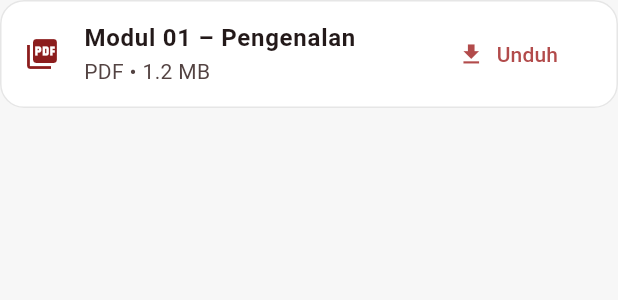
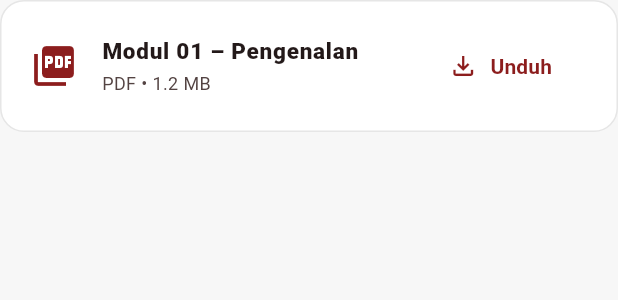
Before and after one commit to ashrof360/Tugas-aplikasi-LMS, a Flutter app: the DownloadTile widget shown alone on an empty page, opened directly with sample values from the repository, on a phone screen of 412 x 824 dp. Shown: the top 300 px of the screen. Run offline on Flutter 3.47's test engine with Material 3 defaults, Android fonts, the phone set to English and light mode, and no system bars; network calls fail.

```diff
--- a/lib/data/mock_data.dart
+++ b/lib/data/mock_data.dart
@@ -8,7 +8,7 @@ import '../models/course_work.dart';
 import '../models/quiz_question.dart';
 
 class MockData {
-  static const String userName = 'DANDY CANDRA PRATAMA';
+  static const String userName = 'MOCH. ASHROFUL MALIK';
   static const String userRole = 'MAHASISWA';
 
   static const upcomingAssignment = Assignment(
--- a/lib/screens/profile/profile_screen.dart
+++ b/lib/screens/profile/profile_screen.dart
@@ -62,8 +62,8 @@ class _ProfileScreenState extends State<ProfileScreen> {
                             ),
                           ),
                           const SizedBox(height: 16),
-                          const Text(
-                            'MOCH ASHROFUL MALIK',
+                          Text(
+                            MockData.userName,
                             style: TextStyle(
                               color: Colors.white,
                               fontSize: 18,
--- a/lib/widgets/download_tile.dart
+++ b/lib/widgets/download_tile.dart
@@ -8,35 +8,55 @@ class DownloadTile extends StatelessWidget {
 
   final MaterialItem item;
 
-  IconData get _icon {
+  Widget get _leadingIcon {
     switch (item.type.toLowerCase()) {
       case 'video':
-        return Icons.play_circle;
+        return const Icon(Icons.play_circle_filled, color: AppColors.primaryDark, size: 32);
       case 'ppt':
-        return Icons.slideshow;
+        return const Icon(Icons.slideshow, color: AppColors.primaryDark, size: 32);
       default:
-        return Icons.picture_as_pdf;
+        return const Icon(Icons.picture_as_pdf, color: AppColors.primaryDark, size: 32);
     }
   }
 
   @override
   Widget build(BuildContext context) {
     return Card(
+      elevation: 0,
+      shape: RoundedRectangleBorder(
+        borderRadius: BorderRadius.circular(16),
+        side: BorderSide(color: Colors.black.withValues(alpha: 0.1)),
+      ),
+      child: Padding(
+        padding: const EdgeInsets.symmetric(vertical: 8, horizontal: 4),
         child: ListTile(
-        leading: Icon(_icon, color: AppColors.primaryDark),
+          leading: _leadingIcon,
           title: Text(
             item.title,
-          style: const TextStyle(fontWeight: FontWeight.w700),
+            style: const TextStyle(
+              fontWeight: FontWeight.w800,
+              fontSize: 15,
             ),
-        subtitle: Text('${item.type} • ${item.sizeLabel}'),
+          ),
+          subtitle: Text(
+            '${item.type} • ${item.sizeLabel}',
+            style: const TextStyle(fontSize: 12),
+          ),
           trailing: TextButton.icon(
             onPressed: () {
               ScaffoldMessenger.of(context).showSnackBar(
-              SnackBar(content: Text('Download (mock): ${item.title}')),
+                SnackBar(content: Text('Mengunduh ${item.title}...')),
               );
             },
-          icon: const Icon(Icons.download),
-          label: const Text('Unduh'),
+            icon: const Icon(Icons.file_download_outlined, size: 20, color: AppColors.primaryDark),
+            label: const Text(
+              'Unduh',
+              style: TextStyle(
+                color: AppColors.primaryDark,
+                fontWeight: FontWeight.w700,
+              ),
+            ),
+          ),
         ),
       ),
     );
```
Also changed, not shown: lib/screens/course/course_detail_screen.dart (+11 -4 lines). Lines whose indentation alone changed are shown as unchanged.
